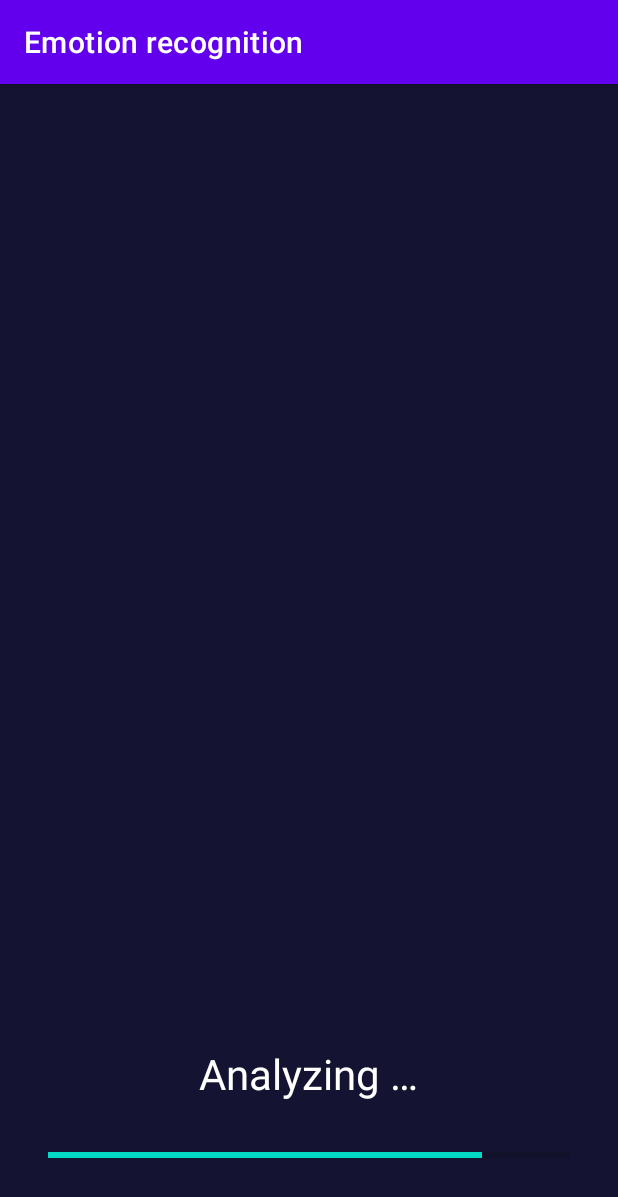
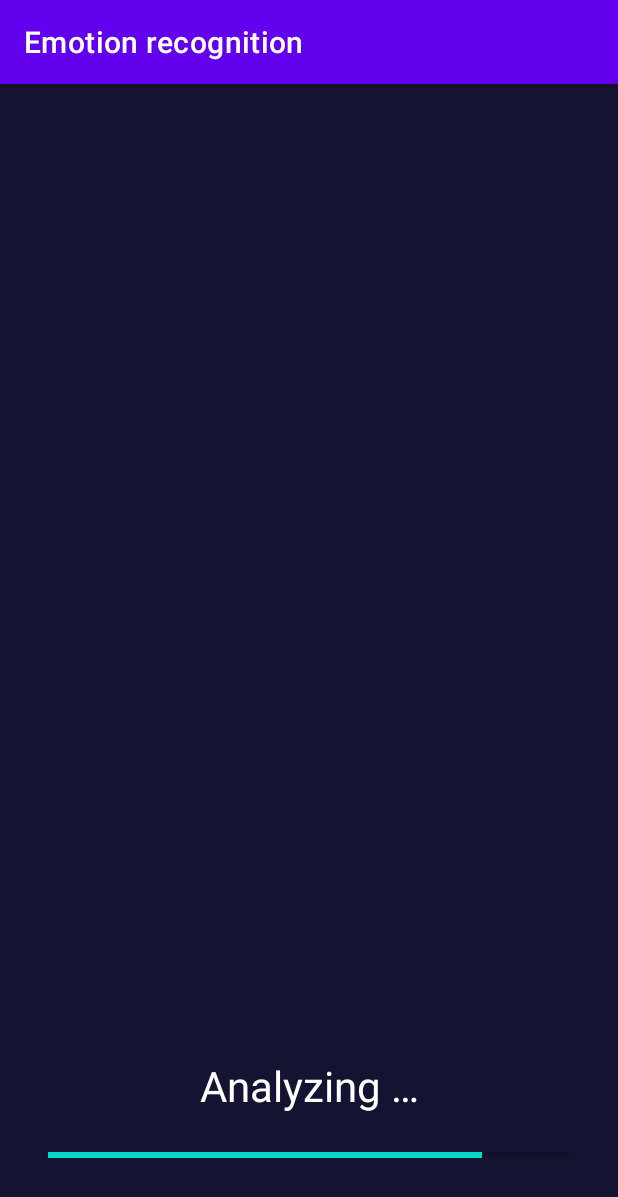
Before and after one commit to PolinaDemochkina/EmotionRecognition, an Android app: the SecondActivity screen opened directly, with no data from a screen before it, after a tap on "ANALYZE", on a phone screen of 412 x 824 dp. Shown: the top 1197 px of the screen. Run offline under Robolectric (Android 15) with nearby library versions, the phone set to English and light mode, and no system bars; 2 statements that could not run were skipped.

Commit message:
Interface improvements

```diff
--- a/app/src/main/java/com/example/emotionrecognition/SecondActivity.kt
+++ b/app/src/main/java/com/example/emotionrecognition/SecondActivity.kt
@@ -125,18 +125,18 @@ class SecondActivity : AppCompatActivity() {
         p.isAntiAlias = true
         p.isFilterBitmap = true
         p.isDither = true
-        p.color = Color.BLUE
+        p.color = Color.parseColor("#9FFFCB")
         p.strokeWidth = 5f
         val p_text = Paint()
         p_text.color = Color.WHITE
         p_text.style = Paint.Style.FILL
-        p_text.color = Color.BLUE
+        p_text.color = Color.parseColor("#9FFFCB")
         p_text.textSize = 24f
         c.drawBitmap(bmp, 0f, 0f, null)
         for (box in bboxes) {
             val bbox =
                 box.transform2Rect() //new android.graphics.Rect(Math.max(0,box.left()),Math.max(0,box.top()),box.right(),box.bottom());
-            p.color = Color.RED
+            p.color = Color.parseColor("#9FFFCB")
             c.drawRect(bbox, p)
             if (MainActivity.emotionClassifierPyTorch != null && bbox.width() > 0 && bbox.height() > 0) {
                 val bboxOrig = Rect(
--- a/app/src/main/res/layout/activity_second.xml
+++ b/app/src/main/res/layout/activity_second.xml
@@ -22,14 +22,14 @@
         android:id="@+id/AnalyzeText"
         android:layout_width="wrap_content"
         android:layout_height="wrap_content"
-        android:layout_marginBottom="32dp"
+        android:layout_marginBottom="24dp"
         android:text="@string/analyzing"
         android:textColor="#FFFFFF"
         android:textSize="28sp"
         android:visibility="invisible"
         app:layout_constraintBottom_toTopOf="@+id/ProgressBar"
         app:layout_constraintEnd_toEndOf="parent"
-        app:layout_constraintHorizontal_bias="0.498"
+        app:layout_constraintHorizontal_bias="0.5"
         app:layout_constraintStart_toStartOf="parent" />
 
     <ProgressBar
@@ -38,27 +38,26 @@
         android:layout_width="match_parent"
         android:layout_height="7dp"
         android:layout_marginStart="32dp"
-        android:layout_marginLeft="32dp"
         android:layout_marginEnd="32dp"
-        android:layout_marginRight="32dp"
         android:layout_marginBottom="50dp"
         android:visibility="invisible"
         app:layout_constraintBottom_toBottomOf="@+id/imageView"
         app:layout_constraintEnd_toEndOf="parent"
-        app:layout_constraintHorizontal_bias="0.0"
+        app:layout_constraintHorizontal_bias="0.5"
         app:layout_constraintStart_toStartOf="parent" />
 
     <TextView
         android:id="@+id/Success"
         android:layout_width="wrap_content"
         android:layout_height="wrap_content"
-        android:layout_marginBottom="55dp"
+        android:layout_marginBottom="24dp"
         android:text="@string/success"
         android:textColor="#FFFFFF"
         android:textSize="28sp"
         android:visibility="invisible"
-        app:layout_constraintBottom_toBottomOf="@+id/imageView"
+        app:layout_constraintBottom_toTopOf="@+id/ProgressBar"
         app:layout_constraintEnd_toEndOf="parent"
+        app:layout_constraintHorizontal_bias="0.5"
         app:layout_constraintStart_toStartOf="parent" />
 
     <Button
@@ -74,13 +73,14 @@
         app:backgroundTint="#9FFFCB"
         app:layout_constraintBottom_toBottomOf="parent"
         app:layout_constraintEnd_toEndOf="parent"
+        app:layout_constraintHorizontal_bias="0.5"
         app:layout_constraintStart_toStartOf="parent" />
 
     <ImageView
         android:id="@+id/Photo"
         android:layout_width="0dp"
         android:layout_height="0dp"
-        android:layout_marginBottom="32dp"
+        android:layout_marginBottom="16dp"
         app:layout_constraintBottom_toTopOf="@+id/AnalyzeText"
         app:layout_constraintEnd_toEndOf="parent"
         app:layout_constraintStart_toStartOf="parent"
```
